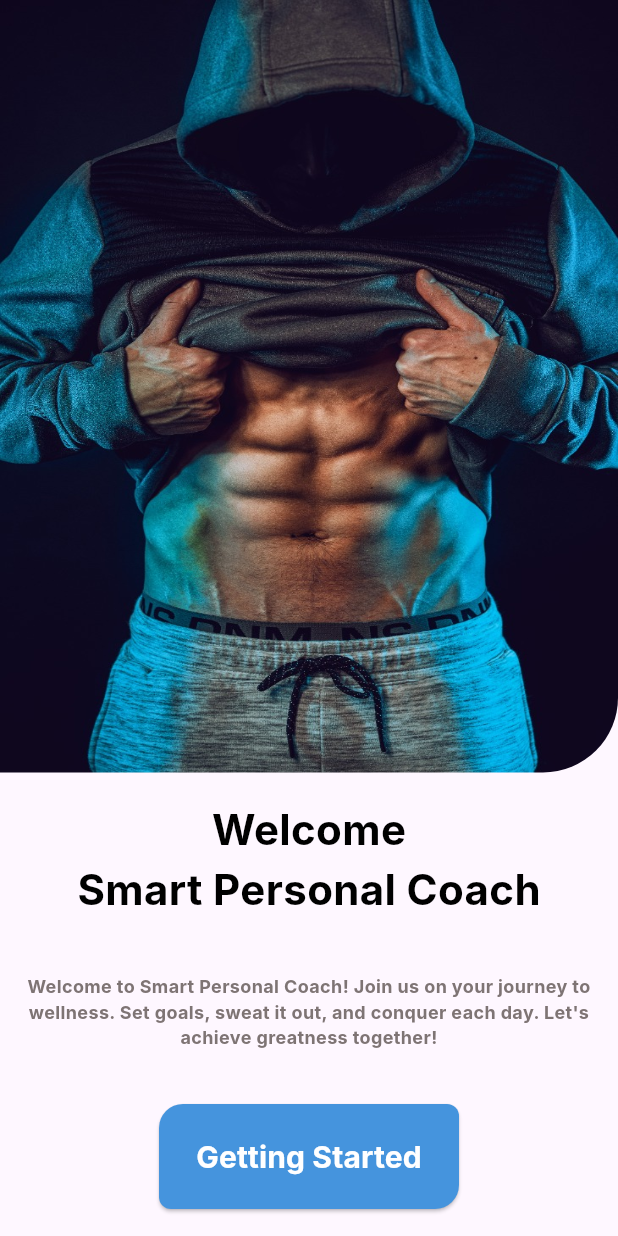
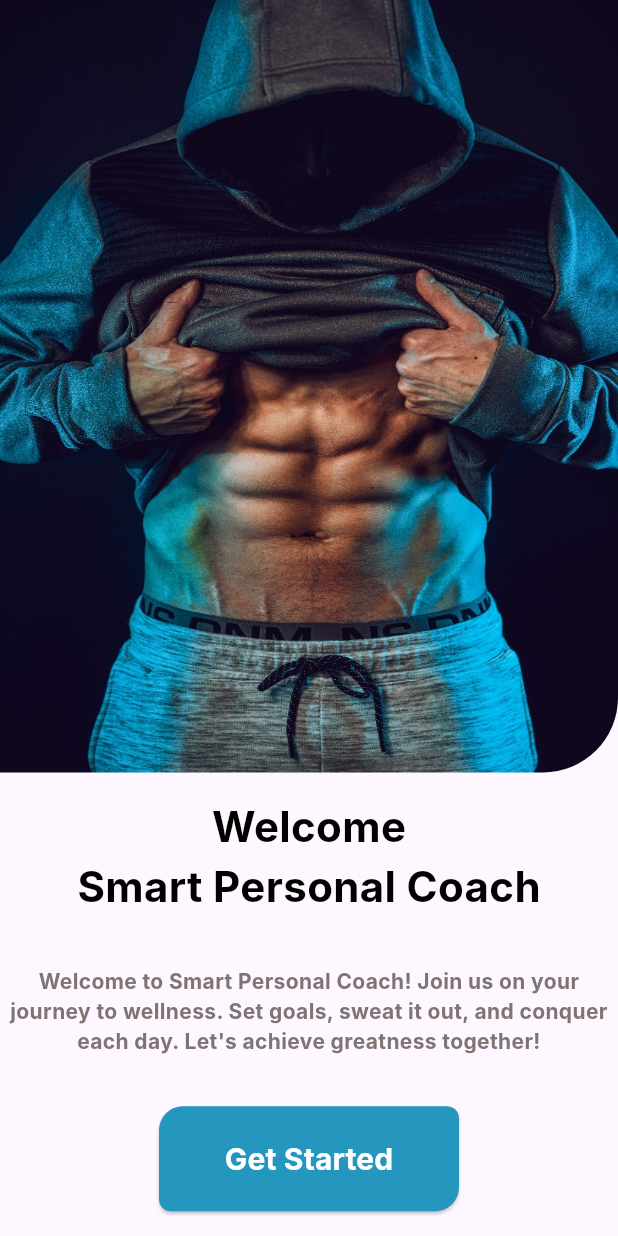
Before and after one commit to ADNAthukorala/smart_personal_coach, a Flutter app: the screen it shows after launch, on a phone screen of 412 x 824 dp. Run offline on Flutter 3.47's test engine with Material 3 defaults, Android fonts, the phone set to English and light mode, and no system bars; Roboto replaces fonts that are missing (Inter).

Commit message:
All Finished welcome screen and created constant.dart and login.dart files

```diff
--- a/lib/constants.dart
+++ b/lib/constants.dart
@@ -1 +1,56 @@
 import 'package:flutter/material.dart';
+
+//Theme colors
+const kBlueThemeColor = Color(0xFF2596BE);
+const kWhiteThemeColor = Color(0xFFFFFFFF);
+const kGrayThemeColor = Color(0xFF7E7474);
+const kBlackThemeColor = Color(0xFF000000);
+
+//Global constants
+
+
+
+//Defined screen constants
+//Welcome screen
+const kImageContainerDecoration = BoxDecoration(
+  image: DecorationImage(
+    image: AssetImage('images/welcome_screen_image.jpg'),
+    fit: BoxFit.fill,
+  ),
+  borderRadius: BorderRadius.only(
+    bottomRight: Radius.circular(50.0),
+  ),
+);
+
+const kWelcomeTextStyle = TextStyle(
+  fontFamily: "Inter",
+  fontSize: 28,
+  fontWeight: FontWeight.w700,
+  color: kBlackThemeColor,
+);
+
+const kWelcomeMessageTextStyle = TextStyle(
+  fontFamily: "Inter",
+  fontSize: 14,
+  fontWeight: FontWeight.w700,
+  color: kGrayThemeColor,
+);
+
+const kWelcomeButtonStyle = ButtonStyle(
+  fixedSize: MaterialStatePropertyAll(Size(200, 70)),
+  backgroundColor: MaterialStatePropertyAll(kBlueThemeColor),
+  shape: MaterialStatePropertyAll(RoundedRectangleBorder(
+    borderRadius: BorderRadius.only(
+        topLeft: Radius.circular(16),
+        topRight: Radius.circular(8),
+        bottomRight: Radius.circular(16),
+        bottomLeft: Radius.circular(8)),
+  )),
+);
+
+const kWelcomeButtonTextStyle = TextStyle(
+  fontFamily: "Inter",
+  fontSize: 20,
+  fontWeight: FontWeight.w700,
+  color: kWhiteThemeColor,
+);
--- /dev/null
+++ b/lib/screens/login_screen.dart
@@ -0,0 +1,15 @@
+import 'package:flutter/material.dart';
+
+class LoginScreen extends StatefulWidget {
+  const LoginScreen({super.key});
+
+  @override
+  State<LoginScreen> createState() => _LoginScreenState();
+}
+
+class _LoginScreenState extends State<LoginScreen> {
+  @override
+  Widget build(BuildContext context) {
+    return const Scaffold();
+  }
+}
--- a/lib/screens/welcome_screen.dart
+++ b/lib/screens/welcome_screen.dart
@@ -1,4 +1,5 @@
 import 'package:flutter/material.dart';
+import 'package:smart_personal_coach/constants.dart';
 
 class WelcomeScreen extends StatefulWidget {
   const WelcomeScreen({super.key});
@@ -16,20 +17,11 @@ class _WelcomeScreenState extends State<WelcomeScreen> {
           Flexible(
             flex: 5,
             child: Container(
-              decoration: const BoxDecoration(
-                image: DecorationImage(
-                  image: AssetImage('images/welcome_screen_image.jpg'),
-                  fit: BoxFit.fill,
-                ),
-                borderRadius: BorderRadius.only(
-                  bottomRight: Radius.circular(50.0),
-                ),
-              ),
+              decoration: kImageContainerDecoration,
             ),
           ),
           Flexible(
             flex: 3,
-            child: Container(
             child: Column(
               mainAxisAlignment: MainAxisAlignment.spaceAround,
               children: [
@@ -37,61 +29,29 @@ class _WelcomeScreenState extends State<WelcomeScreen> {
                   children: [
                     Text(
                       'Welcome',
-                        style: TextStyle(
-                          fontFamily: "Inter",
-                          fontSize: 28,
-                          fontWeight: FontWeight.w700,
-                          color: Color(0xff000000),
-                        ),
+                      style: kWelcomeTextStyle,
                     ),
                     Text(
                       'Smart Personal Coach',
-                        style: TextStyle(
-                          fontFamily: "Inter",
-                          fontSize: 28,
-                          fontWeight: FontWeight.w700,
-                          color: Color(0xff000000),
-                        ),
+                      style: kWelcomeTextStyle,
                     ),
                   ],
                 ),
                 const Text(
                   "Welcome to Smart Personal Coach! Join us on your journey to wellness. "
                   "Set goals, sweat it out, and conquer each day. Let's achieve greatness together!",
-                    style: TextStyle(
-                      fontFamily: "Inter",
-                      fontSize: 12,
-                      fontWeight: FontWeight.w700,
-                      color: Color(0xff7e7474),
-                    ),
+                  style: kWelcomeMessageTextStyle,
                   textAlign: TextAlign.center,
                 ),
                 ElevatedButton(
-                    style: const ButtonStyle(
-                      fixedSize: MaterialStatePropertyAll(Size(200, 70)),
-                      backgroundColor:
-                          MaterialStatePropertyAll(Color(0xFF4594DD)),
-                      shape: MaterialStatePropertyAll(RoundedRectangleBorder(
-                        borderRadius: BorderRadius.only(
-                            topLeft: Radius.circular(16),
-                            topRight: Radius.circular(8),
-                            bottomRight: Radius.circular(16),
-                            bottomLeft: Radius.circular(8)),
-                      )),
-                    ),
+                  style: kWelcomeButtonStyle,
                   onPressed: () {},
                   child: const Text(
-                      'Getting Started',
-                      style: TextStyle(
-                        fontFamily: "Inter",
-                        fontSize: 20,
-                        fontWeight: FontWeight.w700,
-                        color: Color(0xFFFFFFFF),
-                      ),
+                    'Get Started',
+                    style: kWelcomeButtonTextStyle,
                   ),
                 ),
               ],
-              ),
             ),
           ),
         ],
```
Lines whose indentation alone changed are shown as unchanged.
